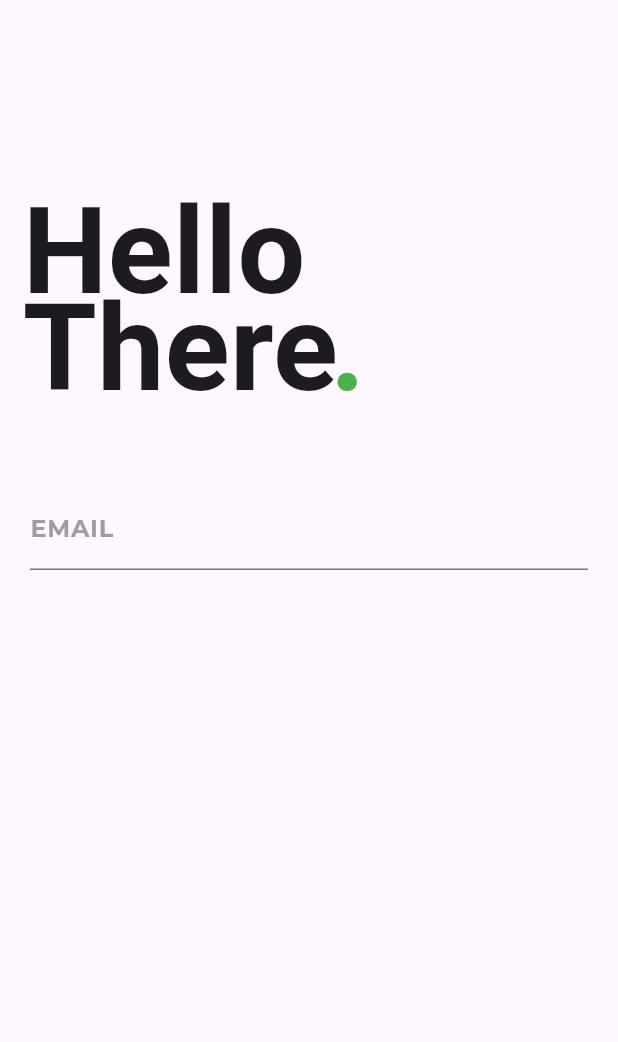
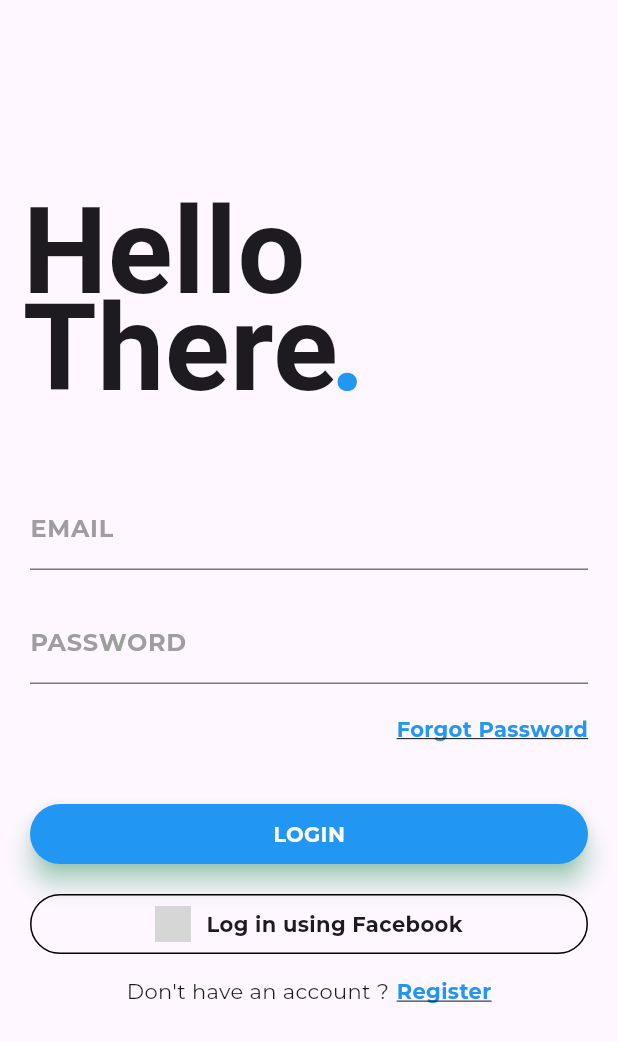
Before and after one commit to AshfaqDurjoy/flutterAssignment-1, a Flutter app: the screen it shows after launch, on a phone screen of 412 x 824 dp. Shown: the top 1042 px of the screen. Run offline on Flutter 3.47's test engine with Material 3 defaults, Android fonts, the phone set to English and light mode, and no system bars; project files that could hold a hidden picture were left out; grey boxes are pictures that could not be loaded.

Commit message:
Completed Login page design

```diff
--- a/lib/main.dart
+++ b/lib/main.dart
@@ -1,4 +1,6 @@
+import 'package:flutter/cupertino.dart';
 import 'package:flutter/material.dart';
+import 'package:flutter/rendering.dart';
 
 void main() {
   runApp(const MyApp());
@@ -25,6 +27,7 @@
   @override
   Widget build(BuildContext context) {
     return new Scaffold(
+      resizeToAvoidBottomInset: false,
       body: Column(
         crossAxisAlignment: CrossAxisAlignment.start,
         children:<Widget> [
@@ -52,7 +55,7 @@
                     child: Text(
                         '.',
                         style: TextStyle(
-                            fontSize: 80.0, fontWeight: FontWeight.bold,color: Colors.green)
+                            fontSize: 80.0, fontWeight: FontWeight.bold,color: Colors.blue)
                     )
                 )
               ],
@@ -71,13 +74,128 @@
                       color: Colors.grey,
                     ),
                     focusedBorder: UnderlineInputBorder(
-                      borderSide: BorderSide(color: Colors.green)
+                      borderSide: BorderSide(color: Colors.blue)
                     )
+                  ),
+                ),
+                SizedBox(height: 20.0,),
+                TextField(
+                  decoration: InputDecoration(
+                   labelText:'PASSWORD',
+                      labelStyle: TextStyle(
+                        fontFamily: 'Montserrat',
+                        fontWeight: FontWeight.bold,
+                        color: Colors.grey,
+                ),
+                focusedBorder: UnderlineInputBorder(
+                 borderSide: BorderSide(color: Colors.green)
+                )
+                ),
+                  obscureText: true,
+                ),
+                SizedBox(height: 5.0),
+                Container(
+                  alignment: Alignment(1.0,0.0),
+                  padding: EdgeInsets.only(top: 15.0,left: 20.0),
+                  child: InkWell(
+                    child: Text('Forgot Password',
+                      style: TextStyle(
+                          color: Colors.blue,
+                          fontWeight: FontWeight.bold,
+                          fontFamily: 'Montserrat',
+                          decoration:TextDecoration.underline),
+                    ),
+                  ),
+                ),
+                SizedBox(height: 40.0),
+                Container(
+                  height: 40.0,
+                  child: Material(
+                    borderRadius: BorderRadius.circular(20.0),
+                    shadowColor: Colors.greenAccent,
+                    color:Colors.blue,
+                    elevation: 7.0,
+                    child: GestureDetector(
+                      onTap: (){
+
+                      },
+                      child: Center(
+                        child: Text(
+                          'LOGIN',
+                          style: TextStyle(
+                            color: Colors.white,
+                            fontWeight: FontWeight.bold,
+                            fontFamily: 'Montserrat',
+                          ),
+                        ),
+                      ),
+                    ),
+                  ),
+                ),
+                SizedBox(height: 20.0),
+                Container(
+                  height: 40.0,
+                  color: Colors.transparent,
+                  child: Container(
+                    decoration: BoxDecoration(
+                      border: Border.all(
+                        color: Colors.black,
+                        style: BorderStyle.solid,
+                        width: 1.0,
+                      ),
+                      color: Colors.transparent,
+                      borderRadius: BorderRadius.circular(20.0),
+                    ),
+                    child: Row(
+                      mainAxisAlignment: MainAxisAlignment.center,
+                      children: <Widget>[
+                        Center(
+                          child: ImageIcon(AssetImage('assets/facebook.png')),
+                        ),
+                        SizedBox(width: 10.0),
+                        Center(
+                          child: Text('Log in using Facebook',
+                          style: TextStyle(
+                            fontFamily: 'Montserrat',
+                            fontWeight: FontWeight.bold
+                          ),
+                          ),
+                        )
+
+                      ],
+                    ),
                   ),
                 )
               ],
             ),
+          ),
+          SizedBox(height: 15.0),
+          Row(
+            mainAxisAlignment: MainAxisAlignment.center,
+            children: <Widget>[
+              Text(
+              'Don\'t have an account ?',
+              style: TextStyle(
+                fontFamily: 'Montserrat'
+              ),
+          ),
+          SizedBox(width: 5.0),
+          InkWell(
+            onTap: (){
+
+            },
+            child: Text('Register',
+            style: TextStyle(
+              color: Colors.blue,
+              fontFamily: 'Montserrat',
+              fontWeight: FontWeight.bold,
+              decoration: TextDecoration.underline
+            ),
+            ),
           )
+            ],
+          )
+
         ],
       ),
     );
```
